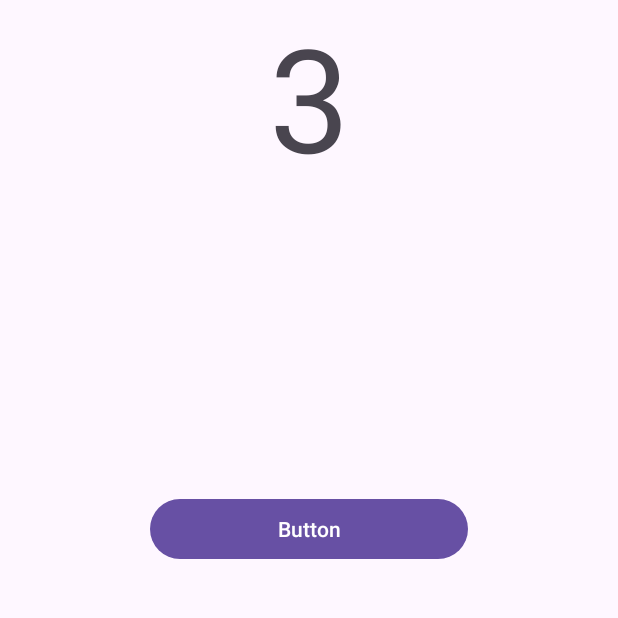
After one commit to tiger121005/Android-Practice, an Android app: the fragment ThirdFragment shown on its own in the app's theme, on a phone screen of 412 x 824 dp, the top half of it. The commit adds this screen. Run offline under Robolectric (Android 15) with nearby library versions, the phone set to English and light mode, and no system bars.

Commit message:
CountChallenge 8

```diff
--- a/CountChallenge/app/src/main/AndroidManifest.xml
+++ b/CountChallenge/app/src/main/AndroidManifest.xml
@@ -13,11 +13,14 @@
         android:theme="@style/Theme.CountChallenge"
         tools:targetApi="31">
         <activity
+            android:name=".TutorialActivity"
+            android:exported="false">
+        </activity>
+        <activity
             android:name=".TitleActivity"
             android:exported="true">
             <intent-filter>
                 <action android:name="android.intent.action.MAIN" />
-
                 <category android:name="android.intent.category.LAUNCHER" />
             </intent-filter>
         </activity>
--- a/CountChallenge/app/src/main/java/app/ito/yomi/countchallenge/MainActivity.kt
+++ b/CountChallenge/app/src/main/java/app/ito/yomi/countchallenge/MainActivity.kt
@@ -15,6 +15,7 @@ import app.ito.yomi.countchallenge.databinding.ActivityMainBinding
 class MainActivity : AppCompatActivity() {
 
     private lateinit var binding: ActivityMainBinding
+
 
     var count = 0
 
--- /dev/null
+++ b/CountChallenge/app/src/main/java/app/ito/yomi/countchallenge/ThirdFragment.kt
@@ -0,0 +1,82 @@
+package app.ito.yomi.countchallenge
+
+import android.content.Intent
+import android.os.Bundle
+import androidx.fragment.app.Fragment
+import android.view.LayoutInflater
+import android.view.View
+import android.view.ViewGroup
+import app.ito.yomi.countchallenge.databinding.ActivityTutorialBinding
+import app.ito.yomi.countchallenge.databinding.FragmentThirdBinding
+
+// TODO: Rename parameter arguments, choose names that match
+// the fragment initialization parameters, e.g. ARG_ITEM_NUMBER
+private const val ARG_PARAM1 = "param1"
+private const val ARG_PARAM2 = "param2"
+
+/**
+ * A simple [Fragment] subclass.
+ * Use the [ThirdFragment.newInstance] factory method to
+ * create an instance of this fragment.
+ */
+class ThirdFragment : Fragment() {
+    // TODO: Rename and change types of parameters
+    private var param1: String? = null
+    private var param2: String? = null
+
+    private lateinit var binding: FragmentThirdBinding
+
+    override fun onCreate(savedInstanceState: Bundle?) {
+        super.onCreate(savedInstanceState)
+
+
+
+        arguments?.let {
+            param1 = it.getString(ARG_PARAM1)
+            param2 = it.getString(ARG_PARAM2)
+        }
+    }
+
+    override fun onCreateView(
+        inflater: LayoutInflater, container: ViewGroup?,
+        savedInstanceState: Bundle?
+    ): View? {
+        // Inflate the layout for this fragment
+        binding = FragmentThirdBinding.inflate(layoutInflater, container, false)
+        val view = binding.root
+
+        val btnListener = BtnListener()
+        binding.toTitleButton.setOnClickListener(btnListener)
+
+        return view
+
+
+    }
+
+    private inner class BtnListener: View.OnClickListener {
+        override fun onClick(p0: View?) {
+            val titleIntent: Intent = Intent(context, TitleActivity::class.java)
+            startActivity(titleIntent)
+        }
+    }
+
+    companion object {
+        /**
+         * Use this factory method to create a new instance of
+         * this fragment using the provided parameters.
+         *
+         * @param param1 Parameter 1.
+         * @param param2 Parameter 2.
+         * @return A new instance of fragment ThirdFragment.
+         */
+        // TODO: Rename and change types and number of parameters
+        @JvmStatic
+        fun newInstance(param1: String, param2: String) =
+            ThirdFragment().apply {
+                arguments = Bundle().apply {
+                    putString(ARG_PARAM1, param1)
+                    putString(ARG_PARAM2, param2)
+                }
+            }
+    }
+}
--- /dev/null
+++ b/CountChallenge/app/src/main/res/layout/fragment_third.xml
@@ -0,0 +1,33 @@
+<?xml version="1.0" encoding="utf-8"?>
+<FrameLayout xmlns:android="http://schemas.android.com/apk/res/android"
+    xmlns:tools="http://schemas.android.com/tools"
+    android:layout_width="match_parent"
+    android:layout_height="match_parent"
+    tools:context=".ThirdFragment">
+
+    <!-- TODO: Update blank fragment layout -->
+
+    <LinearLayout
+        android:layout_width="match_parent"
+        android:layout_height="match_parent"
+        android:orientation="vertical">
+
+        <TextView
+            android:layout_width="match_parent"
+            android:layout_height="wrap_content"
+            android:text="3"
+            android:textAlignment="center"
+            android:textSize="96sp" />
+
+        <Button
+            android:id="@+id/to_title_button"
+            android:layout_width="match_parent"
+            android:layout_height="wrap_content"
+            android:layout_marginStart="100dp"
+            android:layout_marginTop="200dp"
+            android:layout_marginEnd="100dp"
+            android:minWidth="150dp"
+            android:text="Button" />
+    </LinearLayout>
+
+</FrameLayout>
--- a/CountChallenge/app/src/main/res/values/strings.xml
+++ b/CountChallenge/app/src/main/res/values/strings.xml
@@ -1,3 +1,5 @@
 <resources>
     <string name="app_name">CountChallenge</string>
+    <!-- TODO: Remove or change this placeholder text -->
+    <string name="hello_blank_fragment">Hello blank fragment</string>
 </resources>
```
Also changed, not shown: CountChallenge/app/src/main/java/app/ito/yomi/countchallenge/FirstFragment.kt (added, +59 -0 lines), CountChallenge/app/src/main/java/app/ito/yomi/countchallenge/SecondFragment.kt (added, +59 -0 lines), CountChallenge/app/src/main/java/app/ito/yomi/countchallenge/TitleActivity.kt (+21 -0 lines), CountChallenge/app/src/main/java/app/ito/yomi/countchallenge/TutorialActivity.kt (added, +45 -0 lines), CountChallenge/app/src/main/res/layout/activity_tutorial.xml (added, +15 -0 lines), CountChallenge/app/src/main/res/layout/fragment_first.xml (added, +23 -0 lines), CountChallenge/app/src/main/res/layout/fragment_second.xml (added, +16 -0 lines).
